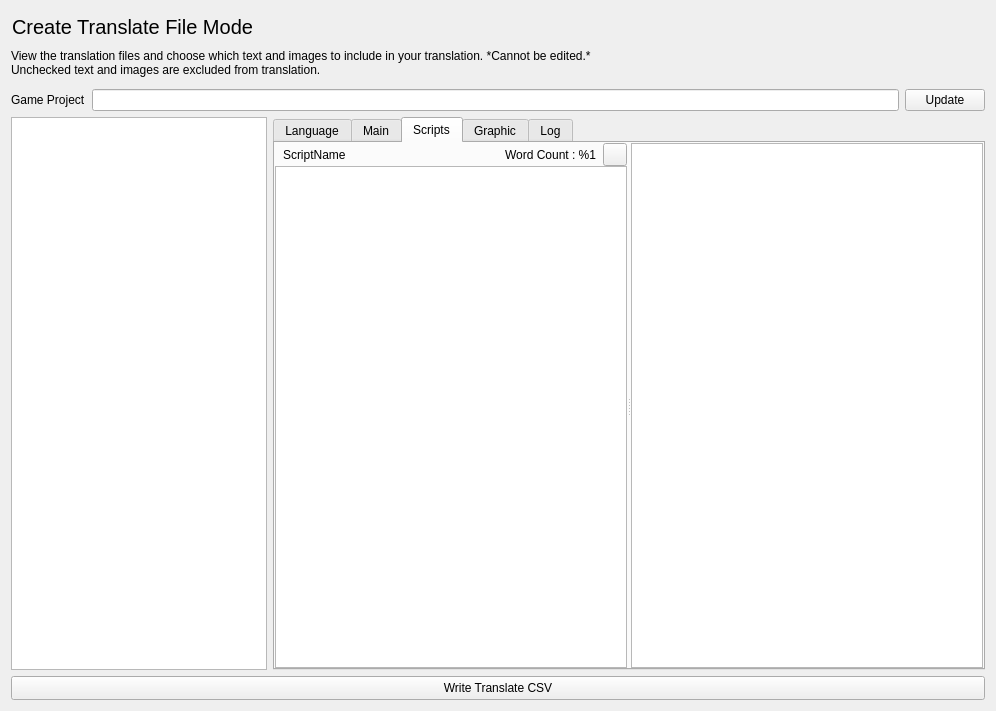
This is src/ui/WriteModeComponent.ui in MUkoutyan/langscore-app as Qt 5 draws it before an edit. The edited form follows.
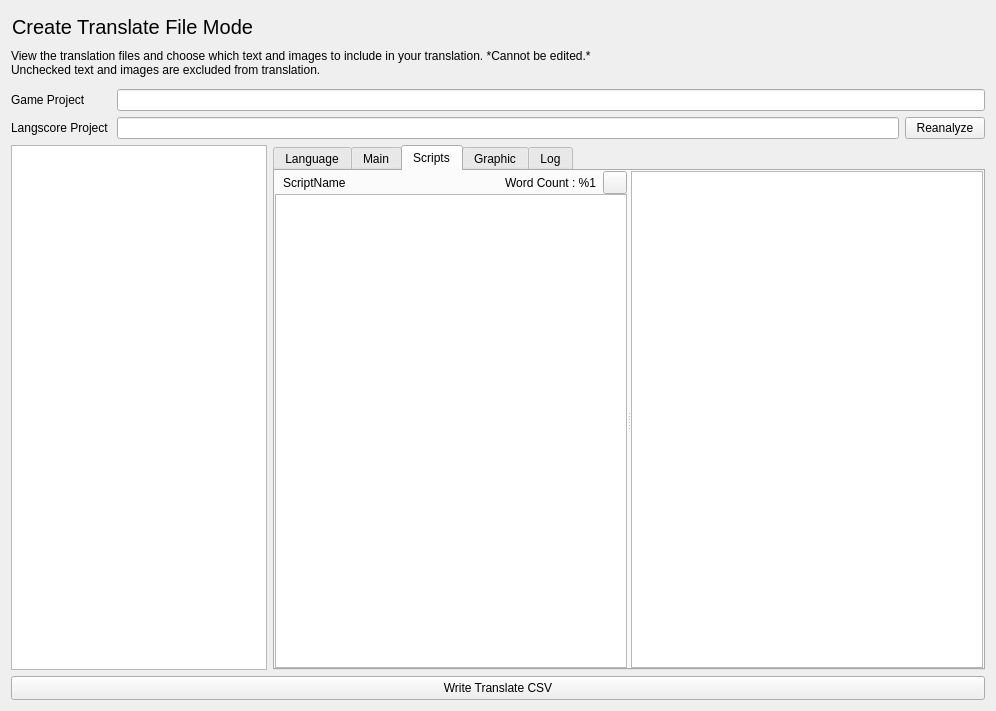
This is the edited form. Icons and pictures are not drawn. Custom widgets are drawn as their Qt base class.

```diff
--- a/src/ui/WriteModeComponent.ui
+++ b/src/ui/WriteModeComponent.ui
@@ -72,18 +72,64 @@
     <layout class="QHBoxLayout" name="horizontalLayout_6">
      <item>
       <widget class="QLabel" name="label">
+       <property name="minimumSize">
+        <size>
+         <width>100</width>
+         <height>0</height>
+        </size>
+       </property>
+       <property name="maximumSize">
+        <size>
+         <width>100</width>
+         <height>16777215</height>
+        </size>
+       </property>
        <property name="text">
         <string>Game Project</string>
        </property>
       </widget>
      </item>
      <item>
-      <widget class="QLineEdit" name="lineEdit"/>
+      <widget class="QLineEdit" name="projectPath">
+       <property name="readOnly">
+        <bool>true</bool>
+       </property>
+      </widget>
+     </item>
+    </layout>
+   </item>
+   <item>
+    <layout class="QHBoxLayout" name="horizontalLayout_4">
+     <item>
+      <widget class="QLabel" name="label_2">
+       <property name="minimumSize">
+        <size>
+         <width>100</width>
+         <height>0</height>
+        </size>
+       </property>
+       <property name="maximumSize">
+        <size>
+         <width>100</width>
+         <height>16777215</height>
+        </size>
+       </property>
+       <property name="text">
+        <string>Langscore Project</string>
+       </property>
+      </widget>
+     </item>
+     <item>
+      <widget class="QLineEdit" name="lsProjPath">
+       <property name="readOnly">
+        <bool>true</bool>
+       </property>
+      </widget>
      </item>
      <item>
       <widget class="QPushButton" name="updateButton">
        <property name="text">
-        <string>Update</string>
+        <string>Reanalyze</string>
        </property>
       </widget>
      </item>
```
